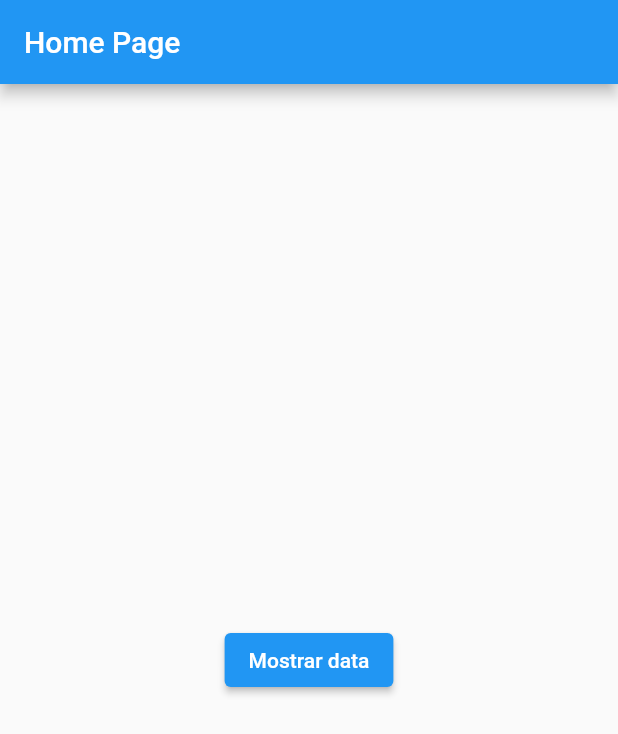
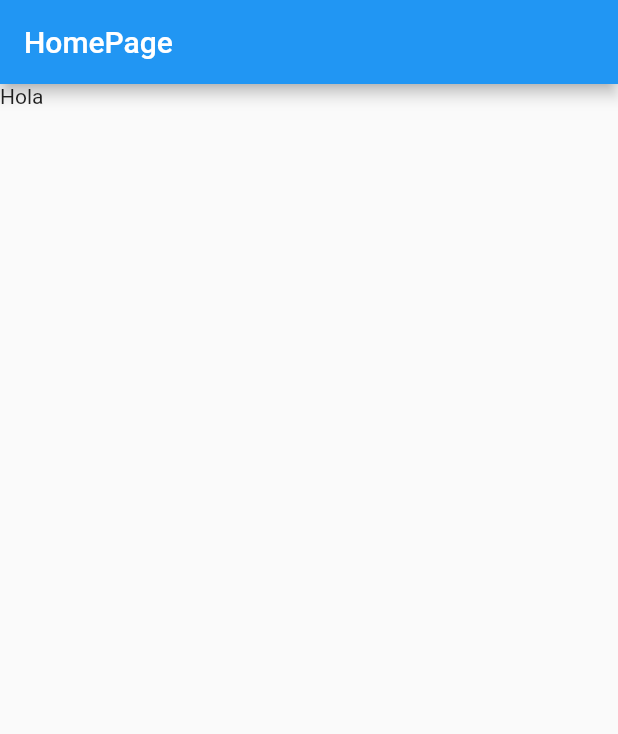
Before and after one commit to UteaCarlos/app005_base_datos_Sqflite, a Flutter app: the screen it shows after launch, on a phone screen of 412 x 824 dp. Shown: the top 734 px of the screen. Run offline on Flutter 3.47's test engine with Material 2 defaults, Android fonts, the phone set to English and light mode, and no system bars; our stand-ins replace sqflite; accounts and stored records are empty; statements that could not run were skipped.

Commit message:
commit_BaseDatos_MostrarDatos

```diff
--- a/lib/pages/home_page.dart
+++ b/lib/pages/home_page.dart
@@ -2,25 +2,62 @@ import 'package:app05_basedatos/db/db_admin.dart';
 import 'package:flutter/material.dart';
 
 class HomePage extends StatelessWidget {
-  const HomePage({super.key});
+  //const HomePage({super.key});
+  Future <String> getFullName() async{
+    return "Juan Mauel";
+  }
+
   @override
   Widget build(BuildContext context) {
     return Scaffold(
       appBar: AppBar(
-        title: const Text('Home Page'),
+        title: Text("HomePage"),
       ),
-      body: Center(
-        child: Column(
-          mainAxisAlignment: MainAxisAlignment.center,
-          children: [
-            ElevatedButton(
-              onPressed: () {
-                DBAdmin.db.initDatabase();
-              },
-              child: Text("Mostrar data"),
-            ),
-          ],
-        ),
+      body: FutureBuilder(
+        future: DBAdmin.db.getTasks(),
+        builder: (BuildContext context, AsyncSnapshot snap){
+          if (snap.hasData){
+            List
+          }
+          print(snap.data);
+          return Text("Hola");
+        },
+        //child: Column(
+          //mainAxisAlignment: MainAxisAlignment.center,
+          //children: [
+            //ElevatedButton(
+             // onPressed: () {
+
+               // DBAdmin.db.updateTask();
+             // },
+             // child: Text("Mostrar data"),
+            //),
+           // ElevatedButton(
+             // onPressed: () {
+
+               // DBAdmin.db.insertTask();
+
+             // },
+             // child: Text("Insertar Tarea"),
+            //),
+
+           // ElevatedButton(
+             // onPressed: () {
+
+              //  DBAdmin.db.updateTask();
+             // },
+             // child: Text("Actualizar Tarea"),
+            //),
+
+           // ElevatedButton(
+             // onPressed: () {
+
+               // DBAdmin.db.deleteTask();
+             // },
+             // child: Text("Eliminar Tarea"),
+            //),
+          //],
+        //),
       ),
     );
   }
```
Also changed, not shown: lib/db/db_admin.dart (+74 -0 lines).
